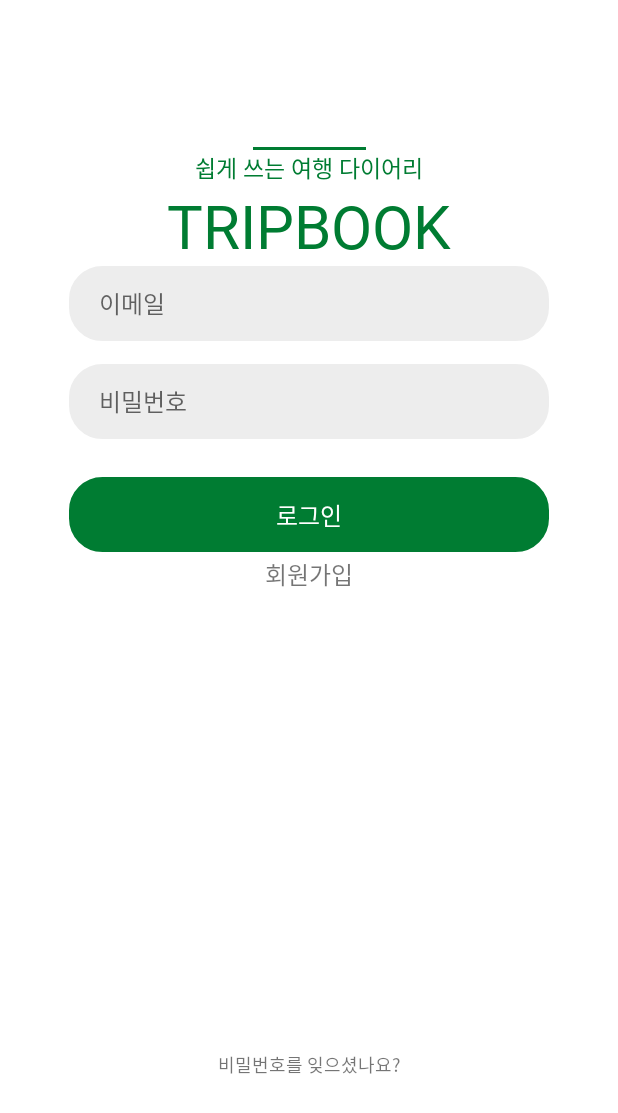
After one commit to zeus6768/android_tripbook, an Android app: the layout activity_signin.xml on its own in the app's theme, with its tools: preview values and no code run, on a phone screen of 412 x 824 dp. The commit adds this screen. Shown: the top 1113 px of the screen. Run offline under Robolectric (Android 15) with nearby library versions, the phone set to English and light mode, and no system bars.

Commit message:
Login activity layout xml done, Colors added and renamed, Strings added

```diff
--- /dev/null
+++ b/app/src/main/java/com/olympos/tripbook/src/signin/SignInActivity.kt
@@ -0,0 +1,4 @@
+package com.olympos.tripbook.src.signin
+
+class SignInActivity {
+}
--- a/app/src/main/res/drawable/bg_dialog_base_btn_border.xml
+++ b/app/src/main/res/drawable/bg_dialog_base_btn_border.xml
@@ -2,7 +2,7 @@
 <layer-list xmlns:android="http://schemas.android.com/apk/res/android">
     <item>
         <shape android:shape="rectangle">
-            <solid android:color="@color/tripbook_main_color" />
+            <solid android:color="@color/tripbook_main_1"/>
             <corners android:bottomLeftRadius="15dp"
                 android:bottomRightRadius="15dp"/>
         </shape>
--- /dev/null
+++ b/app/src/main/res/drawable/signin_edittext_background.xml
@@ -0,0 +1,8 @@
+<?xml version="1.0" encoding="utf-8"?>
+<shape
+    xmlns:android="http://schemas.android.com/apk/res/android"
+    android:shape="rectangle">
+    <solid android:color="#EDEDED" />
+    <stroke android:color="#EDEDED" android:width="30dp"/>
+    <corners android:radius="7dp" />
+</shape>
--- /dev/null
+++ b/app/src/main/res/drawable/signin_signin_btn_background.xml
@@ -0,0 +1,8 @@
+<?xml version="1.0" encoding="utf-8"?>
+<shape
+    xmlns:android="http://schemas.android.com/apk/res/android"
+    android:shape="rectangle">
+    <solid android:color="@color/tripbook_main_1" />
+    <stroke android:color="@color/tripbook_main_1" android:width="30dp"/>
+    <corners android:radius="7dp" />
+</shape>
--- /dev/null
+++ b/app/src/main/res/layout/activity_signin.xml
@@ -0,0 +1,137 @@
+<?xml version="1.0" encoding="utf-8"?>
+<androidx.constraintlayout.widget.ConstraintLayout xmlns:android="http://schemas.android.com/apk/res/android"
+    android:layout_width="match_parent"
+    android:layout_height="match_parent"
+    xmlns:app="http://schemas.android.com/apk/res-auto">
+
+    <View
+        android:id="@+id/signin_title_underscore_view"
+        android:layout_width="75dp"
+        android:layout_height="2dp"
+        android:layout_marginTop="15dp"
+        android:background="@color/tripbook_main_1"
+        app:layout_constraintStart_toStartOf="parent"
+        app:layout_constraintEnd_toEndOf="parent"
+        app:layout_constraintBottom_toTopOf="@id/signin_title_01_tv"/>
+
+    <TextView
+        android:id="@+id/signin_title_01_tv"
+        android:layout_width="wrap_content"
+        android:layout_height="wrap_content"
+        android:text="@string/app_slogan"
+        android:textColor="@color/tripbook_main_1"
+        android:textSize="15sp"
+        android:fontFamily="@font/notosans_kr_light"
+        android:layout_marginTop="100dp"
+        app:layout_constraintTop_toTopOf="parent"
+        app:layout_constraintBottom_toTopOf="@+id/signin_title_02_tv"
+        app:layout_constraintStart_toStartOf="parent"
+        app:layout_constraintEnd_toEndOf="parent"/>
+
+    <TextView
+        android:id="@+id/signin_title_02_tv"
+        android:layout_width="wrap_content"
+        android:layout_height="wrap_content"
+        android:text="@string/app_name_uppercase"
+        android:textColor="@color/tripbook_main_1"
+        android:textSize="40sp"
+        android:fontFamily="@font/notosans_kr_bold"
+        app:layout_constraintTop_toBottomOf="@id/signin_title_01_tv"
+        app:layout_constraintBottom_toTopOf="@id/signin_email_background_iv"
+        app:layout_constraintStart_toStartOf="parent"
+        app:layout_constraintEnd_toEndOf="parent"/>
+
+    <ImageView
+        android:id="@+id/signin_email_background_iv"
+        android:layout_width="320dp"
+        android:layout_height="50dp"
+        android:background="@drawable/signin_edittext_background"
+        app:layout_constraintTop_toBottomOf="@id/signin_title_02_tv"
+        app:layout_constraintStart_toStartOf="parent"
+        app:layout_constraintEnd_toEndOf="parent"/>
+
+    <EditText
+        android:id="@+id/signin_email_edittext"
+        android:layout_width="280dp"
+        android:layout_height="30dp"
+        android:hint="@string/user_email"
+        android:textSize="16sp"
+        android:background="@null"
+        android:inputType="textEmailAddress"
+        app:layout_constraintTop_toTopOf="@id/signin_email_background_iv"
+        app:layout_constraintBottom_toBottomOf="@id/signin_email_background_iv"
+        app:layout_constraintStart_toStartOf="@id/signin_email_background_iv"
+        app:layout_constraintEnd_toEndOf="@id/signin_email_background_iv"/>
+
+    <ImageView
+        android:id="@+id/signin_password_background_iv"
+        android:layout_width="320dp"
+        android:layout_height="50dp"
+        android:background="@drawable/signin_edittext_background"
+        android:layout_marginTop="15dp"
+        app:layout_constraintTop_toBottomOf="@id/signin_email_background_iv"
+        app:layout_constraintStart_toStartOf="parent"
+        app:layout_constraintEnd_toEndOf="parent"/>
+
+    <EditText
+        android:id="@+id/signin_password_edittext"
+        android:layout_width="280dp"
+        android:layout_height="30dp"
+        android:hint="@string/user_password"
+        android:textSize="16sp"
+        android:background="@null"
+        android:inputType="textPassword"
+        app:layout_constraintTop_toTopOf="@id/signin_password_background_iv"
+        app:layout_constraintBottom_toBottomOf="@id/signin_password_background_iv"
+        app:layout_constraintStart_toStartOf="@id/signin_password_background_iv"
+        app:layout_constraintEnd_toEndOf="@id/signin_password_background_iv"/>
+
+    <ImageView
+        android:id="@+id/signin_signin_btn_iv"
+        android:layout_width="320dp"
+        android:layout_height="50dp"
+        android:background="@drawable/signin_signin_btn_background"
+        android:layout_marginTop="25dp"
+        app:layout_constraintTop_toBottomOf="@id/signin_password_background_iv"
+        app:layout_constraintStart_toStartOf="parent"
+        app:layout_constraintEnd_toEndOf="parent"/>
+
+    <TextView
+        android:id="@+id/signin_signin_btn_tv"
+        android:layout_width="wrap_content"
+        android:layout_height="wrap_content"
+        android:text="@string/user_signin"
+        android:textSize="16sp"
+        android:fontFamily="@font/notosans_kr_bold"
+        android:textColor="@color/white"
+        app:layout_constraintTop_toTopOf="@+id/signin_signin_btn_iv"
+        app:layout_constraintBottom_toBottomOf="@+id/signin_signin_btn_iv"
+        app:layout_constraintStart_toStartOf="@+id/signin_signin_btn_iv"
+        app:layout_constraintEnd_toEndOf="@+id/signin_signin_btn_iv"/>
+
+    <TextView
+        android:id="@+id/signin_signup_btn_tv"
+        android:layout_width="wrap_content"
+        android:layout_height="wrap_content"
+        android:layout_marginTop="15dp"
+        android:text="@string/user_signup"
+        android:textSize="16sp"
+        android:fontFamily="@font/notosans_kr_bold"
+        app:layout_constraintTop_toBottomOf="@id/signin_signin_btn_tv"
+        app:layout_constraintStart_toStartOf="parent"
+        app:layout_constraintEnd_toEndOf="parent"/>
+
+    <TextView
+        android:id="@+id/signin_find_password_tv"
+        android:layout_width="wrap_content"
+        android:layout_height="wrap_content"
+        android:layout_marginTop="240dp"
+        android:text="@string/user_find_password"
+        android:textSize="12sp"
+        android:fontFamily="@font/notosans_kr_regular"
+        app:layout_constraintTop_toBottomOf="@id/signin_signin_btn_tv"
+        app:layout_constraintBottom_toBottomOf="parent"
+        app:layout_constraintStart_toStartOf="parent"
+        app:layout_constraintEnd_toEndOf="parent"/>
+
+</androidx.constraintlayout.widget.ConstraintLayout>
--- a/app/src/main/res/values/colors.xml
+++ b/app/src/main/res/values/colors.xml
@@ -7,11 +7,12 @@
     <color name="teal_700">#FF018786</color>
     <color name="black">#FF000000</color>
     <color name="white">#FFFFFFFF</color>
+    <color name="grey">#FFEDEDED</color>
 
-    <color name="tripbook_main_color1">#FF007C32</color>
-    <color name="tripbook_main_color2">#B3007C32</color>
-    <color name="tripbook_main_color3">#80007C32</color>
-    <color name="tripbook_sub_color">#80FFB800</color>
+    <color name="tripbook_main_1">#FF007C32</color>
+    <color name="tripbook_main_2">#B3007C32</color>
+    <color name="tripbook_main_3">#80007C32</color>
+    <color name="tripbook_sub">#80FFB800</color>
 
     <color name="search">#80BE99</color>
     <color name="calender">#B3D8C2</color>
--- a/app/src/main/res/values/strings.xml
+++ b/app/src/main/res/values/strings.xml
@@ -1,7 +1,13 @@
 <resources>
     <string name="app_name">TripBook</string>
-
+    <string name="app_name_uppercase">TRIPBOOK</string>
+    <string name="app_name_lowercase">tripbook</string>
     <string name="dialog_base_check">확인</string>
     <string name="dialog_base_cancel">취소</string>
-
+    <string name="app_slogan">쉽게 쓰는 여행 다이어리</string>
+    <string name="user_email">이메일</string>
+    <string name="user_password">비밀번호</string>
+    <string name="user_signin">로그인</string>
+    <string name="user_signup">회원가입</string>
+    <string name="user_find_password">비밀번호를 잊으셨나요?</string>
 </resources>
```
